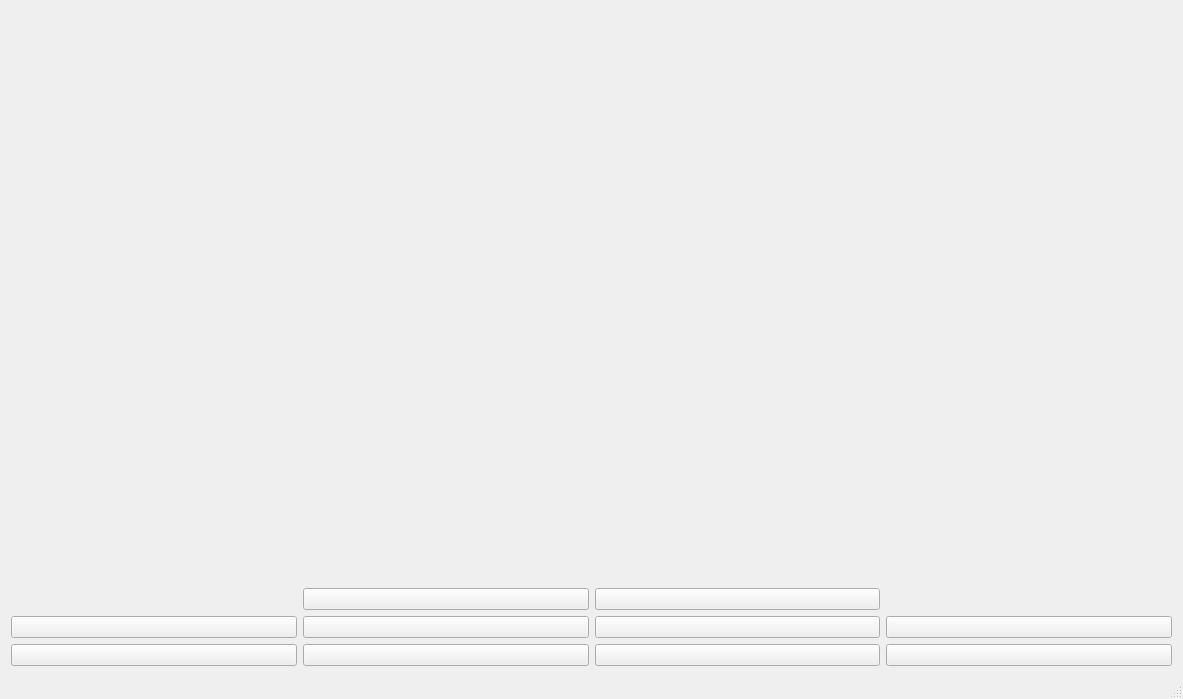
Qt form QRaspbed/raspbed.ui (johnramsden/Raspbed) before a commit.
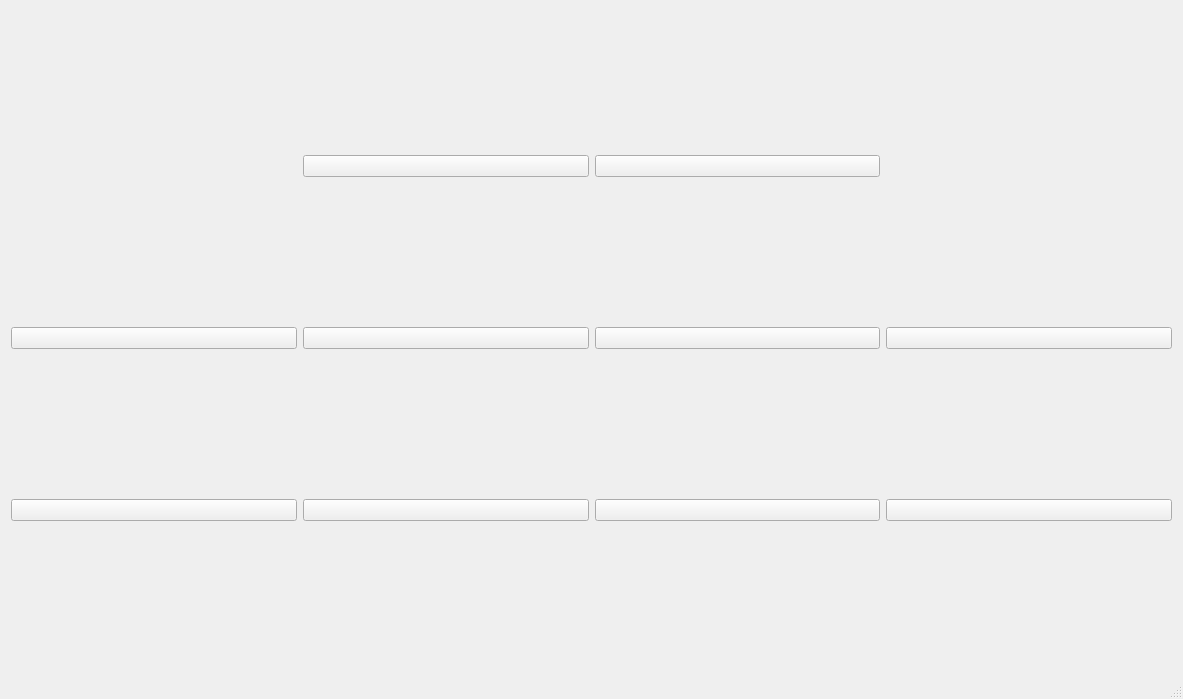
The same form after that commit.

Commit message: Changes statusMessage to display in statusBar

Patch:
```diff
--- a/QRaspbed/raspbed.ui
+++ b/QRaspbed/raspbed.ui
@@ -15,28 +15,21 @@
   </property>
   <widget class="QWidget" name="centralWidget">
    <layout class="QGridLayout" name="gridLayout">
-    <item row="0" column="1" colspan="2">
-     <widget class="QLabel" name="currentStatusLabel">
-      <property name="text">
-       <string>&lt;html&gt;&lt;head/&gt;&lt;body&gt;&lt;p align=&quot;center&quot;&gt;&lt;br/&gt;&lt;/p&gt;&lt;/body&gt;&lt;/html&gt;</string>
-      </property>
-     </widget>
-    </item>
-    <item row="1" column="1">
+    <item row="0" column="1">
      <widget class="QPushButton" name="flattenBedButton">
       <property name="text">
        <string/>
       </property>
      </widget>
     </item>
-    <item row="1" column="2">
+    <item row="0" column="2">
      <widget class="QPushButton" name="callButton">
       <property name="text">
        <string/>
       </property>
      </widget>
     </item>
-    <item row="2" column="0">
+    <item row="1" column="0">
      <widget class="QPushButton" name="headUpButton">
       <property name="minimumSize">
        <size>
@@ -49,49 +42,49 @@
       </property>
      </widget>
     </item>
-    <item row="2" column="1">
+    <item row="1" column="1">
      <widget class="QPushButton" name="headDownButton">
       <property name="text">
        <string/>
       </property>
      </widget>
     </item>
-    <item row="2" column="2">
+    <item row="1" column="2">
      <widget class="QPushButton" name="feetUpButton">
       <property name="text">
        <string/>
       </property>
      </widget>
     </item>
-    <item row="2" column="3">
+    <item row="1" column="3">
      <widget class="QPushButton" name="feetDownButton">
       <property name="text">
        <string/>
       </property>
      </widget>
     </item>
-    <item row="3" column="0">
+    <item row="2" column="0">
      <widget class="QPushButton" name="trendButton">
       <property name="text">
        <string/>
       </property>
      </widget>
     </item>
-    <item row="3" column="1">
+    <item row="2" column="1">
      <widget class="QPushButton" name="bedUpButton">
       <property name="text">
        <string/>
       </property>
      </widget>
     </item>
-    <item row="3" column="2">
+    <item row="2" column="2">
      <widget class="QPushButton" name="bedDownButton">
       <property name="text">
        <string/>
       </property>
      </widget>
     </item>
-    <item row="3" column="3">
+    <item row="2" column="3">
      <widget class="QPushButton" name="lowerWheelsButton">
       <property name="text">
        <string/>
```
The commit also changes 7 other files.
